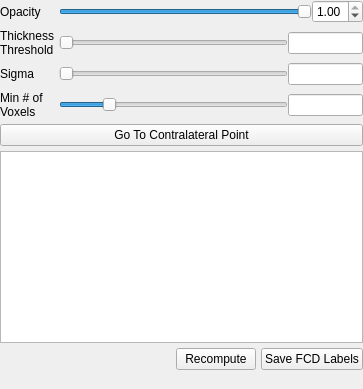
First picture: the form in freeview/PanelFCD.ui, repository freesurfer/freesurfer, before the edit.
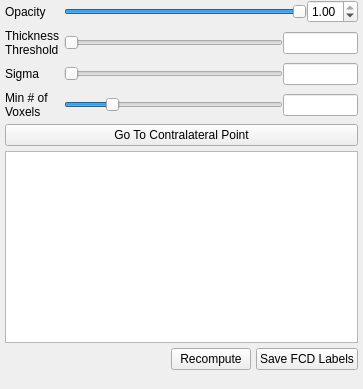
Second picture: the form after the edit.

Commit message: More UI tweeks for macOS

```diff
--- a/freeview/PanelFCD.ui
+++ b/freeview/PanelFCD.ui
@@ -33,13 +33,13 @@
      <number>5</number>
     </property>
     <property name="leftMargin">
-     <number>0</number>
+     <number>5</number>
     </property>
     <property name="topMargin">
      <number>0</number>
     </property>
     <property name="rightMargin">
-     <number>0</number>
+     <number>5</number>
     </property>
     <property name="bottomMargin">
      <number>5</number>
```
The commit also changes 6 other files.
